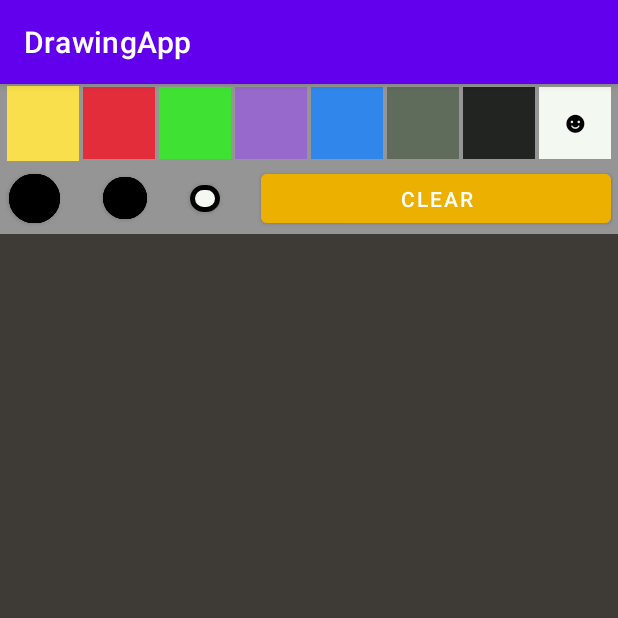
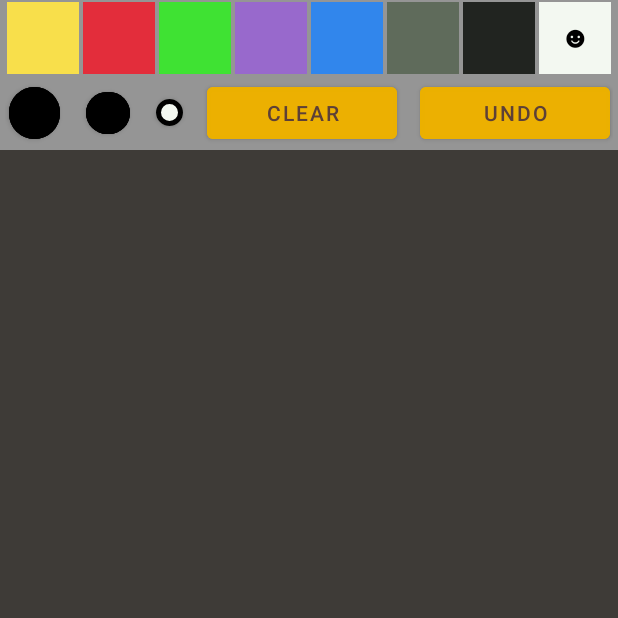
Before and after one commit to lalondeph/pugpad, an Android app: the screen it shows after launch (MainActivity), on a phone screen of 412 x 824 dp, the top half of it. Run offline under Robolectric (Android 15) with nearby library versions, the phone set to English and light mode, and no system bars.

Commit message:
Add undo and remove action bar

```diff
--- a/app/src/main/java/comp208/lalonde/MainActivity.java
+++ b/app/src/main/java/comp208/lalonde/MainActivity.java
@@ -8,6 +8,8 @@ import android.os.Bundle;
 import android.view.MotionEvent;
 import android.view.View;
 import android.widget.Button;
+
+import java.util.Objects;
 
 /**
  * MainActivity hosts the running logic for the app.
@@ -31,6 +33,7 @@ public class MainActivity extends AppCompatActivity {
     Button btnMed;
     Button btnLarge;
     Button btnClear;
+    Button btnUndo;
 
     String smileText = "\u263B";
     Button selectedColorBtn;
@@ -47,6 +50,7 @@ public class MainActivity extends AppCompatActivity {
     protected void onCreate(Bundle savedInstanceState) {
         super.onCreate(savedInstanceState);
         setContentView(R.layout.activity_main);
+        Objects.requireNonNull(getSupportActionBar()).hide();
 
         dv =  findViewById(R.id.drawingView);
         dv.setDrawingCacheEnabled(true);
@@ -63,6 +67,7 @@ public class MainActivity extends AppCompatActivity {
         btnMed = findViewById(R.id.btnMed);
         btnLarge = findViewById(R.id.btnLarge);
         btnClear = findViewById(R.id.btnClear);
+        btnUndo = findViewById(R.id.btnUndo);
 
         btnYellow.setOnClickListener(colorListener);
         btnRed.setOnClickListener(colorListener);
@@ -98,6 +103,18 @@ public class MainActivity extends AppCompatActivity {
         btnClear.setOnClickListener(view -> {
             dv.paths.clear();
             dv.invalidate();
+        });
+
+        /*
+         * This listener removes the last path
+         * from the Arraylist
+         * and prompts the canvas to redraw
+         */
+        btnUndo.setOnClickListener(view -> {
+            if(dv.paths.size() > 0) {
+                dv.paths.remove(dv.paths.size()-1);
+                dv.invalidate();
+            }
         });
 
         /*
--- a/app/src/main/res/layout/activity_main.xml
+++ b/app/src/main/res/layout/activity_main.xml
@@ -23,8 +23,9 @@
 
             <Button
                 android:id="@+id/btnYellow"
+                style="?android:attr/buttonBarButtonStyle"
                 android:layout_width="0dp"
-                android:layout_height="50dp"
+                android:layout_height="wrap_content"
                 android:layout_margin="1dp"
                 android:layout_weight="1"
                 android:adjustViewBounds="true"
@@ -32,8 +33,7 @@
                 android:textAlignment="center"
                 android:textColor="#000000"
                 android:textSize="17sp"
-                app:backgroundTint="@null"
-                style="?android:attr/buttonBarButtonStyle" />
+                app:backgroundTint="@null" />
 
             <Button
                 android:id="@+id/btnRed"
@@ -156,7 +156,7 @@
             <Space
                 android:layout_width="0dp"
                 android:layout_height="match_parent"
-                android:layout_weight=".2"></Space>
+                android:layout_weight=".2" />
 
             <Button
                 android:id="@+id/btnMed"
@@ -175,16 +175,16 @@
             <Space
                 android:layout_width="0dp"
                 android:layout_height="match_parent"
-                android:layout_weight=".2"></Space>
+                android:layout_weight=".2" />
 
             <Button
                 android:id="@+id/btnSmall"
-                android:layout_width="20dp"
+                android:layout_width="18dp"
                 android:layout_height="30dp"
                 android:layout_gravity="center_horizontal|center_vertical"
                 android:layout_margin="1dp"
                 android:backgroundTint="#000000"
-                android:maxWidth="29dp"
+                android:maxWidth="30dp"
                 android:maxHeight="40dp"
                 android:tag="20"
                 app:cornerRadius="50dp"
@@ -194,7 +194,7 @@
             <Space
                 android:layout_width="0dp"
                 android:layout_height="match_parent"
-                android:layout_weight=".2"></Space>
+                android:layout_weight=".2" />
 
             <Button
                 android:id="@+id/btnClear"
@@ -205,7 +205,25 @@
                 android:adjustViewBounds="true"
                 android:backgroundTint="#F0ECB100"
                 android:minHeight="48dp"
-                android:text="@string/btn_clear" />
+                android:text="@string/btn_clear"
+                android:textColor="#5D4037" />
+
+            <Space
+                android:layout_width="0dp"
+                android:layout_height="match_parent"
+                android:layout_weight=".2" />
+
+            <Button
+                android:id="@+id/btnUndo"
+                android:layout_width="0dp"
+                android:layout_height="wrap_content"
+                android:layout_margin="1dp"
+                android:layout_weight="2"
+                android:adjustViewBounds="true"
+                android:backgroundTint="#F0ECB100"
+                android:minHeight="48dp"
+                android:text="@string/undo"
+                android:textColor="#5D4037" />
 
         </TableRow>
     </TableLayout>
@@ -219,7 +237,8 @@
         app:layout_constraintEnd_toEndOf="parent"
         app:layout_constraintHorizontal_bias="1.0"
         app:layout_constraintStart_toStartOf="parent"
-        app:layout_constraintTop_toBottomOf="@+id/tools"></comp208.lalonde.DrawingView>
+        app:layout_constraintTop_toBottomOf="@+id/tools">
+    </comp208.lalonde.DrawingView>
 
 
 </androidx.constraintlayout.widget.ConstraintLayout>
--- a/app/src/main/res/values/strings.xml
+++ b/app/src/main/res/values/strings.xml
@@ -1,4 +1,5 @@
 <resources>
     <string name="app_name">DrawingApp</string>
     <string name="btn_clear">Clear</string>
+    <string name="undo">Undo</string>
 </resources>
```
